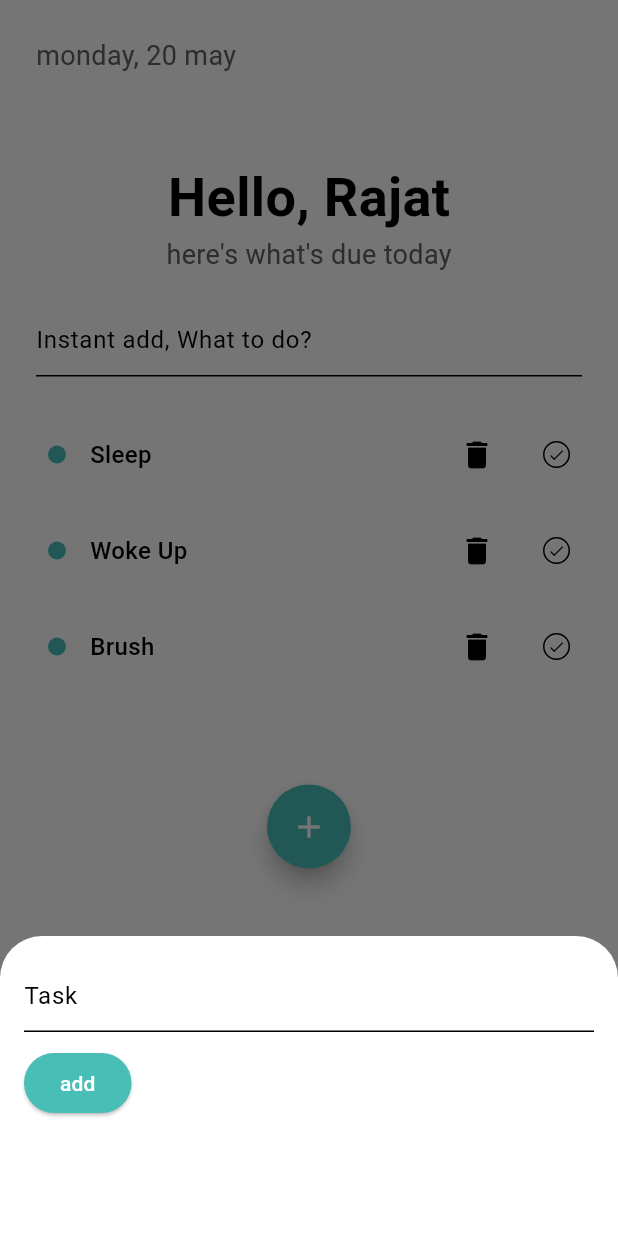
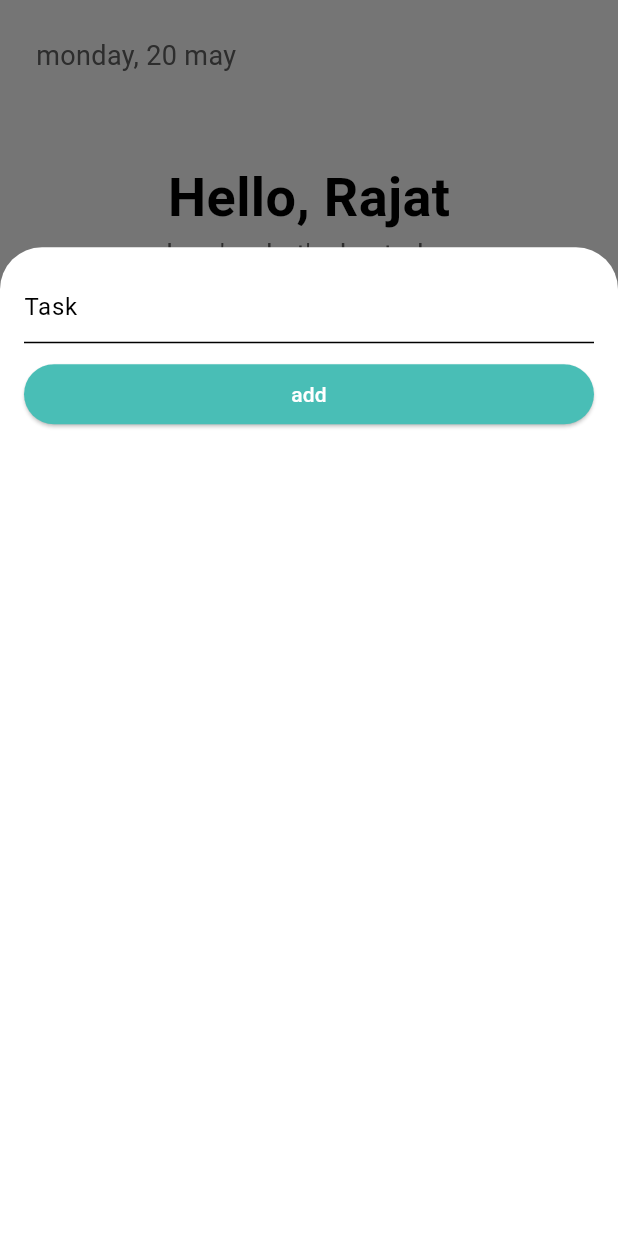
Before and after one commit to rajat-bisht-zzz/todo_app, a Flutter app: the screen it shows after launch, after a tap on the "add" icon, on a phone screen of 412 x 824 dp. Run offline on Flutter 3.47's test engine with Material 3 defaults, Android fonts, the phone set to English and light mode, and no system bars; our stand-ins replace bloc, equatable, flutter_bloc.

Commit message:
Update UI

```diff
--- a/lib/src/user_interface/todo_page/add_todo/add_todo_button.dart
+++ b/lib/src/user_interface/todo_page/add_todo/add_todo_button.dart
@@ -10,9 +10,10 @@ class AddTodoButton extends StatelessWidget {
       child: Icon(Icons.add),
       onPressed: () {
         showModalBottomSheet(
+            isScrollControlled: true,
             context: context,
             builder: (context) {
-              return BottomSheetContent();
+              return TodoBottomSheet();
             });
       },
       shape: CircleBorder(),
--- a/lib/src/user_interface/todo_page/add_todo/todo_bottom_sheet.dart
+++ b/lib/src/user_interface/todo_page/add_todo/todo_bottom_sheet.dart
@@ -2,12 +2,12 @@ import 'package:flutter/material.dart';
 import 'package:flutter_bloc/flutter_bloc.dart';
 import 'package:todo_app/src/user_interface/todo_list/todo_list_bloc.dart';
 
-class BottomSheetContent extends StatefulWidget {
+class TodoBottomSheet extends StatefulWidget {
   @override
-  State<BottomSheetContent> createState() => _BottomSheetContentState();
+  State<TodoBottomSheet> createState() => _TodoBottomSheetState();
 }
 
-class _BottomSheetContentState extends State<BottomSheetContent> {
+class _TodoBottomSheetState extends State<TodoBottomSheet> {
   final TextEditingController _controller = TextEditingController();
 
   @override
@@ -18,8 +18,9 @@ class _BottomSheetContentState extends State<BottomSheetContent> {
 
   @override
   Widget build(BuildContext context) {
-    return Container(
-      height: 200,
+    return FractionallySizedBox(
+      heightFactor: 0.8,
+      child: Container(
         padding: EdgeInsets.all(16.0),
         child: Column(
           crossAxisAlignment: CrossAxisAlignment.start,
@@ -37,9 +38,10 @@ class _BottomSheetContentState extends State<BottomSheetContent> {
                 desc.isNotEmpty ? context.read<TodoListBloc>().add(AddTodoEvent(todoDescription: desc)) : null;
                 Navigator.pop(context);
               },
-            child: Text('add'),
+              child: Center(child: Text('add')),
             ),
           ],
+        ),
       ),
     );
   }
```
Lines whose indentation alone changed are shown as unchanged.
